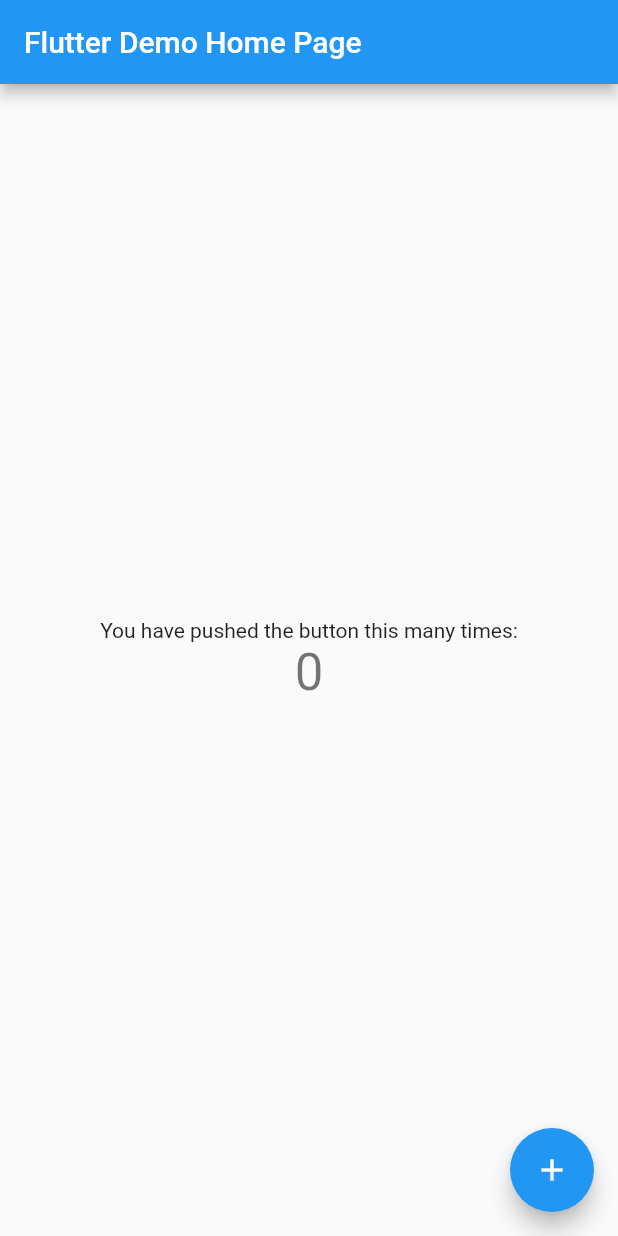
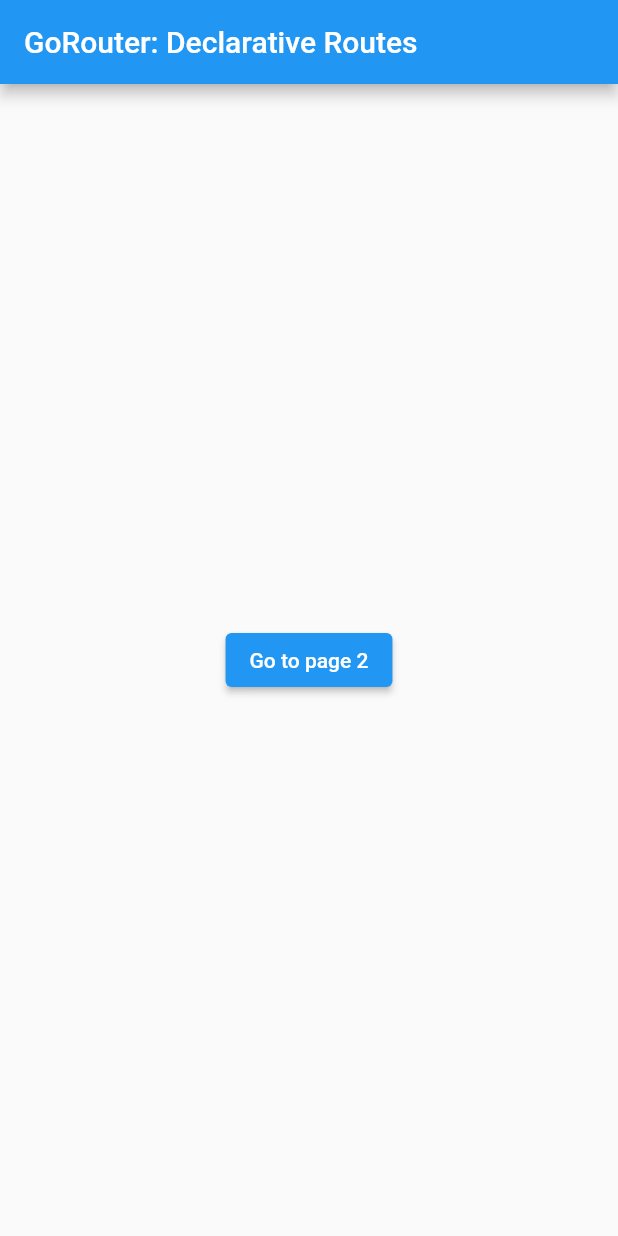
Before and after one commit to hedravBands/soul-flow, a Flutter app: the screen it shows after launch, on a phone screen of 412 x 824 dp. Run offline on Flutter 3.47's test engine with Material 2 defaults, Android fonts, the light colour scheme and no system bars; our stand-ins replace go_router.

Commit message:
go_router nav 3 pages from pub.dev

```diff
--- a/lib/main.dart
+++ b/lib/main.dart
@@ -1,115 +1,42 @@
 import 'package:flutter/material.dart';
+import 'package:go_router/go_router.dart';
+
+import 'src/features/feat1/page1_screen.dart';
+import 'src/features/feat2/page2_screen.dart';
 
 void main() {
-  runApp(const MyApp());
+  runApp(App());
 }
 
-class MyApp extends StatelessWidget {
-  const MyApp({super.key});
+class App extends StatelessWidget {
+  App({super.key});
 
-  // This widget is the root of your application.
-  @override
-  Widget build(BuildContext context) {
-    return MaterialApp(
-      title: 'Flutter Demo',
-      theme: ThemeData(
-        // This is the theme of your application.
-        //
-        // Try running your application with "flutter run". You'll see the
-        // application has a blue toolbar. Then, without quitting the app, try
-        // changing the primarySwatch below to Colors.green and then invoke
-        // "hot reload" (press "r" in the console where you ran "flutter run",
-        // or simply save your changes to "hot reload" in a Flutter IDE).
-        // Notice that the counter didn't reset back to zero; the application
-        // is not restarted.
-        primarySwatch: Colors.blue,
-      ),
-      home: const MyHomePage(title: 'Flutter Demo Home Page'),
-    );
-  }
-}
-
-class MyHomePage extends StatefulWidget {
-  const MyHomePage({super.key, required this.title});
-
-  // This widget is the home page of your application. It is stateful, meaning
-  // that it has a State object (defined below) that contains fields that affect
-  // how it looks.
-
-  // This class is the configuration for the state. It holds the values (in this
-  // case the title) provided by the parent (in this case the App widget) and
-  // used by the build method of the State. Fields in a Widget subclass are
-  // always marked "final".
-
-  final String title;
-
-  @override
-  State<MyHomePage> createState() => _MyHomePageState();
-}
-
-class _MyHomePageState extends State<MyHomePage> {
-  int _counter = 0;
-
-  void _incrementCounter() {
-    setState(() {
-      // This call to setState tells the Flutter framework that something has
-      // changed in this State, which causes it to rerun the build method below
-      // so that the display can reflect the updated values. If we changed
-      // _counter without calling setState(), then the build method would not be
-      // called again, and so nothing would appear to happen.
-      _counter++;
-    });
-  }
+  static const String title = 'GoRouter: Declarative Routes';
 
   @override
   Widget build(BuildContext context) {
-    // This method is rerun every time setState is called, for instance as done
-    // by the _incrementCounter method above.
-    //
-    // The Flutter framework has been optimized to make rerunning build methods
-    // fast, so that you can just rebuild anything that needs updating rather
-    // than having to individually change instances of widgets.
-    return Scaffold(
-      appBar: AppBar(
-        // Here we take the value from the MyHomePage object that was created by
-        // the App.build method, and use it to set our appbar title.
-        title: Text(widget.title),
-      ),
-      body: Center(
-        // Center is a layout widget. It takes a single child and positions it
-        // in the middle of the parent.
-        child: Column(
-          // Column is also a layout widget. It takes a list of children and
-          // arranges them vertically. By default, it sizes itself to fit its
-          // children horizontally, and tries to be as tall as its parent.
-          //
-          // Invoke "debug painting" (press "p" in the console, choose the
-          // "Toggle Debug Paint" action from the Flutter Inspector in Android
-          // Studio, or the "Toggle Debug Paint" command in Visual Studio Code)
-          // to see the wireframe for each widget.
-          //
-          // Column has various properties to control how it sizes itself and
-          // how it positions its children. Here we use mainAxisAlignment to
-          // center the children vertically; the main axis here is the vertical
-          // axis because Columns are vertical (the cross axis would be
-          // horizontal).
-          mainAxisAlignment: MainAxisAlignment.center,
-          children: <Widget>[
-            const Text(
-              'You have pushed the button this many times:',
-            ),
-            Text(
-              '$_counter',
-              style: Theme.of(context).textTheme.headline4,
-            ),
-          ],
-        ),
-      ),
-      floatingActionButton: FloatingActionButton(
-        onPressed: _incrementCounter,
-        tooltip: 'Increment',
-        child: const Icon(Icons.add),
-      ), // This trailing comma makes auto-formatting nicer for build methods.
+    return MaterialApp.router(
+      routeInformationProvider: _router.routeInformationProvider,
+      routeInformationParser: _router.routeInformationParser,
+      routerDelegate: _router.routerDelegate,
+      title: title,
     );
   }
+
+  final GoRouter _router = GoRouter(
+    routes: <GoRoute>[
+      GoRoute(
+        path: '/',
+        builder: (BuildContext context, GoRouterState state) =>
+            const Page1Screen(),
+        routes: <GoRoute>[
+          GoRoute(
+            path: 'page2',
+            builder: (BuildContext context, GoRouterState state) =>
+                const Page2Screen(),
+          ),
+        ],
+      ),
+    ],
+  );
 }
--- /dev/null
+++ b/lib/src/features/feat1/page1_screen.dart
@@ -0,0 +1,26 @@
+// The screen of the first page.
+import 'package:flutter/material.dart';
+import 'package:go_router/go_router.dart';
+
+import '../../../main.dart';
+
+class Page1Screen extends StatelessWidget {
+  /// Creates a [Page1Screen].
+  const Page1Screen({Key? key}) : super(key: key);
+
+  @override
+  Widget build(BuildContext context) => Scaffold(
+        appBar: AppBar(title: const Text(App.title)),
+        body: Center(
+          child: Column(
+            mainAxisAlignment: MainAxisAlignment.center,
+            children: <Widget>[
+              ElevatedButton(
+                onPressed: () => context.go('/page2'),
+                child: const Text('Go to page 2'),
+              ),
+            ],
+          ),
+        ),
+      );
+}
```
Also changed, not shown: lib/src/features/feat2/page2_screen.dart (added, +26 -0 lines), pubspec.yaml (+3 -38 lines), lib/src/features/sanctuary/presentation/sanctuary_page.dart (added), pubspec.lock, 1 other file.
